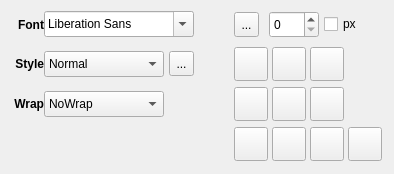
The window that qmleditorwidgets/contextpanetext.ui (188080501/QmlDesignerPlus) describes before a commit, drawn with Qt 5.
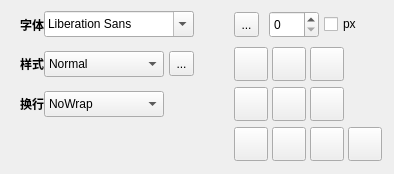
The same window after the commit. Custom widgets are drawn as their Qt base class.

What changed in the file:
```diff
--- a/qmleditorwidgets/contextpanetext.ui
+++ b/qmleditorwidgets/contextpanetext.ui
@@ -322,9 +322,12 @@
          <bold>true</bold>
         </font>
        </property>
-       <property name="text">
+       <property name="toolTip">
         <string>Font</string>
        </property>
+       <property name="text">
+        <string>字体</string>
+       </property>
        <property name="alignment">
         <set>Qt::AlignRight|Qt::AlignTrailing|Qt::AlignVCenter</set>
        </property>
@@ -608,7 +611,7 @@
         </font>
        </property>
        <property name="text">
-        <string notr="true">Style</string>
+        <string notr="true">样式</string>
        </property>
        <property name="alignment">
         <set>Qt::AlignRight|Qt::AlignTrailing|Qt::AlignVCenter</set>
@@ -732,9 +735,12 @@
          <bold>true</bold>
         </font>
        </property>
-       <property name="text">
+       <property name="toolTip">
         <string>Wrap</string>
        </property>
+       <property name="text">
+        <string>换行</string>
+       </property>
        <property name="alignment">
         <set>Qt::AlignRight|Qt::AlignTrailing|Qt::AlignVCenter</set>
        </property>
```
Left out of the diff: 3 changed lines with no effect on the pictures.
